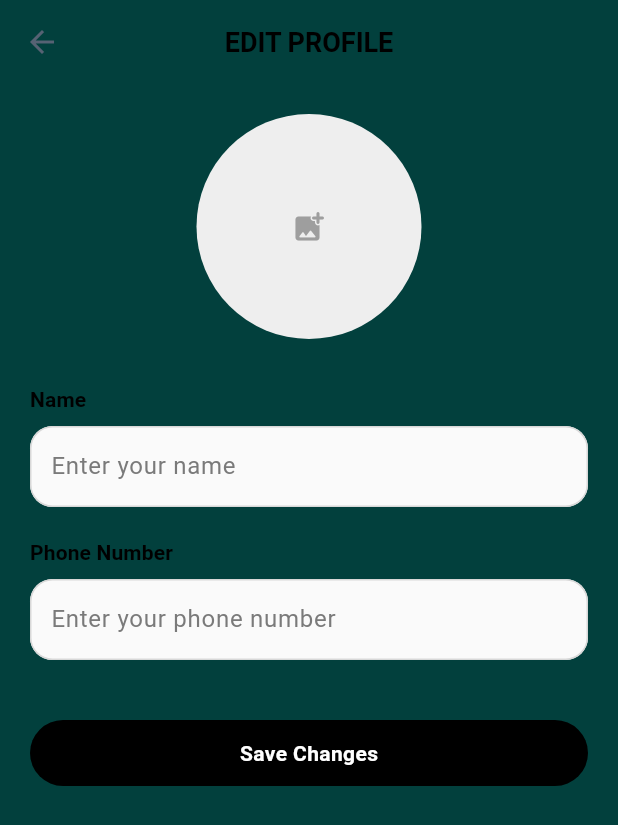
After one commit to hemandhp/mindframe_user, a Flutter app: the ProfileEditPage screen opened directly, on a phone screen of 412 x 824 dp. The commit adds this screen. Shown: the top 825 px of the screen. Run offline on Flutter 3.47's test engine with Material 3 defaults, Android fonts, the light colour scheme and no system bars; our stand-ins replace file_picker, iconly, logger, permission_handler, supabase_flutter; missing offline and left inert: spotlight_bottom_navbar; accounts and stored records are empty; Roboto replaces fonts that are missing (Poppins).

Commit message:
simple profile made

```diff
--- /dev/null
+++ b/lib/features/profile/profile_edit_page.dart
@@ -0,0 +1,141 @@
+import 'package:flutter/material.dart';
+import 'package:mindframe_user/common_widget/custom_button.dart';
+import 'package:mindframe_user/common_widget/custom_image_picker_button.dart';
+import 'package:mindframe_user/common_widget/custom_text_formfield.dart';
+import 'package:mindframe_user/theme/app_theme.dart';
+import 'package:mindframe_user/util/value_validator.dart';
+
+class ProfileEditPage extends StatefulWidget {
+  const ProfileEditPage({super.key});
+
+  @override
+  State<ProfileEditPage> createState() => _ProfileEditPageState();
+}
+
+class _ProfileEditPageState extends State<ProfileEditPage> {
+  final TextEditingController _nameController = TextEditingController();
+  final TextEditingController _phoneController = TextEditingController();
+  final GlobalKey<FormState> _formKey = GlobalKey<FormState>();
+
+  @override
+  Widget build(BuildContext context) {
+    return Scaffold(
+        backgroundColor: secondaryColor,
+        appBar: AppBar(
+          backgroundColor: secondaryColor,
+          title: const Text(
+            'EDIT PROFILE',
+            style: TextStyle(
+                fontStyle: FontStyle.normal,
+                fontWeight: FontWeight.bold,
+                color: primaryColor,
+                fontSize: 18),
+          ),
+          elevation: 0,
+          centerTitle: true,
+        ),
+        body: SingleChildScrollView(
+          padding: const EdgeInsets.all(20),
+          child: Form(
+            key: _formKey,
+            child: Column(
+              crossAxisAlignment: CrossAxisAlignment.stretch,
+              children: [
+                // Profile Image Picker
+                Center(
+                  child: Stack(
+                    alignment: Alignment.bottomRight,
+                    children: [
+                      CustomImagePickerButton(
+                        // selectedImage: widget.profileDetails['photo'],
+                        height: 150,
+                        width: 150,
+                        borderRadius: 100,
+                        onPick: (pick) {
+                          // file = pick;
+                          setState(() {});
+                        },
+                      ),
+                      // if (file != null)
+                      //   Container(
+                      //     decoration: BoxDecoration(
+                      //       color: Colors.red,
+                      //       borderRadius: BorderRadius.circular(20),
+                      //     ),
+                      //     child: IconButton(
+                      //       icon: const Icon(Icons.close, color: Colors.white),
+                      //       onPressed: () {
+                      //         setState(() {
+                      //           file = null;
+                      //         });
+                      //       },
+                      //     ),
+                      //   ),
+                    ],
+                  ),
+                ),
+                const SizedBox(height: 30),
+
+                // Name Field
+                Text(
+                  'Name',
+                  style: Theme.of(context).textTheme.labelLarge?.copyWith(
+                        fontWeight: FontWeight.bold,
+                      ),
+                ),
+                const SizedBox(height: 8),
+                CustomTextFormField(
+                  // isLoading: state is ProfileLoadingState,
+                  controller: _nameController,
+                  validator: alphabeticWithSpaceValidator,
+                  labelText: 'Enter your name', isLoading: false,
+                ),
+                const SizedBox(height: 20),
+
+                // Phone Field
+                Text(
+                  'Phone Number',
+                  style: Theme.of(context).textTheme.labelLarge?.copyWith(
+                        fontWeight: FontWeight.bold,
+                      ),
+                ),
+                const SizedBox(height: 8),
+                CustomTextFormField(
+                  // isLoading: state is ProfileLoadingState,
+                  controller: _phoneController,
+                  validator: percentageValidator,
+                  labelText: 'Enter your phone number', isLoading: false,
+                  // keyboardType: TextInputType.phone,
+                ),
+                const SizedBox(height: 40),
+
+                CustomButton(
+                  inverse: true,
+                  // isLoading: state is ProfileLoadingState,
+                  onPressed: () {
+                    // if (_formKey.currentState!.validate()) {
+                    //   Map<String, dynamic> details = {
+                    //     'name': _nameController.text.trim(),
+                    //     'phone': _phoneController.text.trim(),
+                    //   };
+
+                    //   if (file != null) {
+                    //     details['photo_file'] = file!;
+                    //     details['photo_name'] = file!.path;
+                    //   }
+                    //   BlocProvider.of<ProfileBloc>(context).add(
+                    //     EditProfileEvent(
+                    //       profile: details,
+                    //       profileId: widget.profileDetails['id'],
+                    //     ),
+                    //   );
+                    // }
+                  },
+                  label: 'Save Changes',
+                ),
+              ],
+            ),
+          ),
+        ));
+  }
+}
```
Also changed, not shown: lib/features/home/home_screen.dart (+2 -10 lines), lib/features/profile/profile_screen.dart (added, +93 -0 lines).
